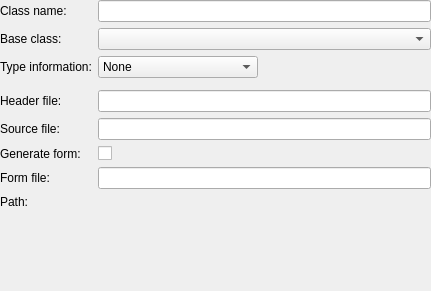
First picture: the form in src/libs/utils/newclasswidget.ui, repository qt-creator/qt-creator, before the edit.
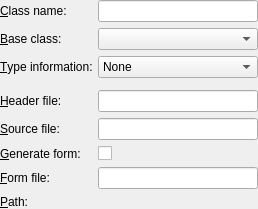
Second picture: the form after the edit. Custom widgets are drawn as their Qt base class.

Commit message:
NewClassWidget: Validate generate form check box correctly.
Introduce buddies & key accelerators.
Task-number:  QTCREATORBUG-712

What changed in the file:
```diff
--- a/src/libs/utils/newclasswidget.ui
+++ b/src/libs/utils/newclasswidget.ui
@@ -2,14 +2,6 @@
 <ui version="4.0">
  <class>Utils::NewClassWidget</class>
  <widget class="QWidget" name="Utils::NewClassWidget">
-  <property name="geometry">
-   <rect>
-    <x>0</x>
-    <y>0</y>
-    <width>431</width>
-    <height>291</height>
-   </rect>
-  </property>
   <layout class="QFormLayout" name="formLayout">
    <property name="fieldGrowthPolicy">
     <enum>QFormLayout::ExpandingFieldsGrow</enum>
@@ -20,7 +12,10 @@
    <item row="0" column="0">
     <widget class="QLabel" name="classNameLabel">
      <property name="text">
-      <string>Class name:</string>
+      <string>&amp;Class name:</string>
+     </property>
+     <property name="buddy">
+      <cstring>classLineEdit</cstring>
      </property>
     </widget>
    </item>
@@ -30,7 +25,10 @@
    <item row="1" column="0">
     <widget class="QLabel" name="baseClassLabel">
      <property name="text">
-      <string>Base class:</string>
+      <string>&amp;Base class:</string>
+     </property>
+     <property name="buddy">
+      <cstring>baseClassComboBox</cstring>
      </property>
     </widget>
    </item>
@@ -47,7 +45,10 @@
    <item row="2" column="0">
     <widget class="QLabel" name="classTypeLabel">
      <property name="text">
-      <string>Type information:</string>
+      <string>&amp;Type information:</string>
+     </property>
+     <property name="buddy">
+      <cstring>classTypeComboBox</cstring>
      </property>
     </widget>
    </item>
@@ -110,7 +111,10 @@
    <item row="4" column="0">
     <widget class="QLabel" name="headerLabel">
      <property name="text">
-      <string>Header file:</string>
+      <string>&amp;Header file:</string>
+     </property>
+     <property name="buddy">
+      <cstring>headerFileLineEdit</cstring>
      </property>
     </widget>
    </item>
@@ -120,7 +124,10 @@
    <item row="5" column="0">
     <widget class="QLabel" name="sourceLabel">
      <property name="text">
-      <string>Source file:</string>
+      <string>&amp;Source file:</string>
+     </property>
+     <property name="buddy">
+      <cstring>sourceFileLineEdit</cstring>
      </property>
     </widget>
    </item>
@@ -130,7 +137,10 @@
    <item row="6" column="0">
     <widget class="QLabel" name="generateFormLabel">
      <property name="text">
-      <string>Generate form:</string>
+      <string>&amp;Generate form:</string>
+     </property>
+     <property name="buddy">
+      <cstring>generateFormCheckBox</cstring>
      </property>
     </widget>
    </item>
@@ -144,7 +154,10 @@
    <item row="7" column="0">
     <widget class="QLabel" name="formLabel">
      <property name="text">
-      <string>Form file:</string>
+      <string>&amp;Form file:</string>
+     </property>
+     <property name="buddy">
+      <cstring>formFileLineEdit</cstring>
      </property>
     </widget>
    </item>
@@ -154,7 +167,10 @@
    <item row="8" column="0">
     <widget class="QLabel" name="pathLabel">
      <property name="text">
-      <string>Path:</string>
+      <string>&amp;Path:</string>
+     </property>
+     <property name="buddy">
+      <cstring>pathLabel</cstring>
      </property>
     </widget>
    </item>
```
Left out of the diff: 2 changed lines with no effect on the pictures. The commit also changes 1 other file.
